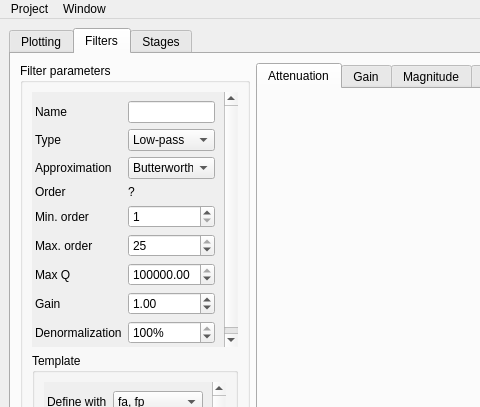
Above: designer/mainwindow.ui from juan-sb/filtertool-tc22 before the change; both pictures show x 0 to 480 and y 0 to 407 of the 1076 by 647 pixel window. Below: the same form after it.
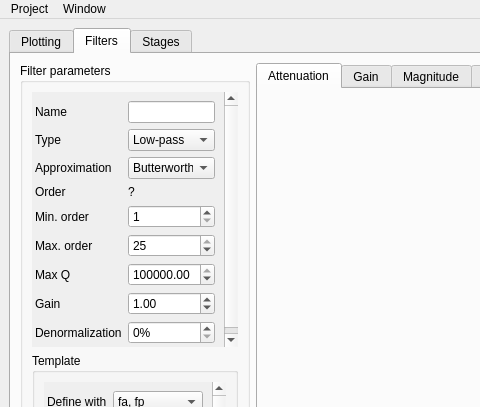
That is the form after the change. The open tabs and pages were chosen to show the change. Custom widgets are drawn as their Qt base class.

```diff
--- a/designer/mainwindow.ui
+++ b/designer/mainwindow.ui
@@ -1357,8 +1357,8 @@
                <rect>
                 <x>0</x>
                 <y>0</y>
-                <width>187</width>
-                <height>282</height>
+                <width>210</width>
+                <height>259</height>
                </rect>
               </property>
               <property name="sizePolicy">
@@ -1563,7 +1563,7 @@
                   <double>1.000000000000000</double>
                  </property>
                  <property name="value">
-                  <double>100.000000000000000</double>
+                  <double>0.000000000000000</double>
                  </property>
                 </widget>
                </item>
```
Left out of the diff: 16 changed lines with no effect on the pictures.
